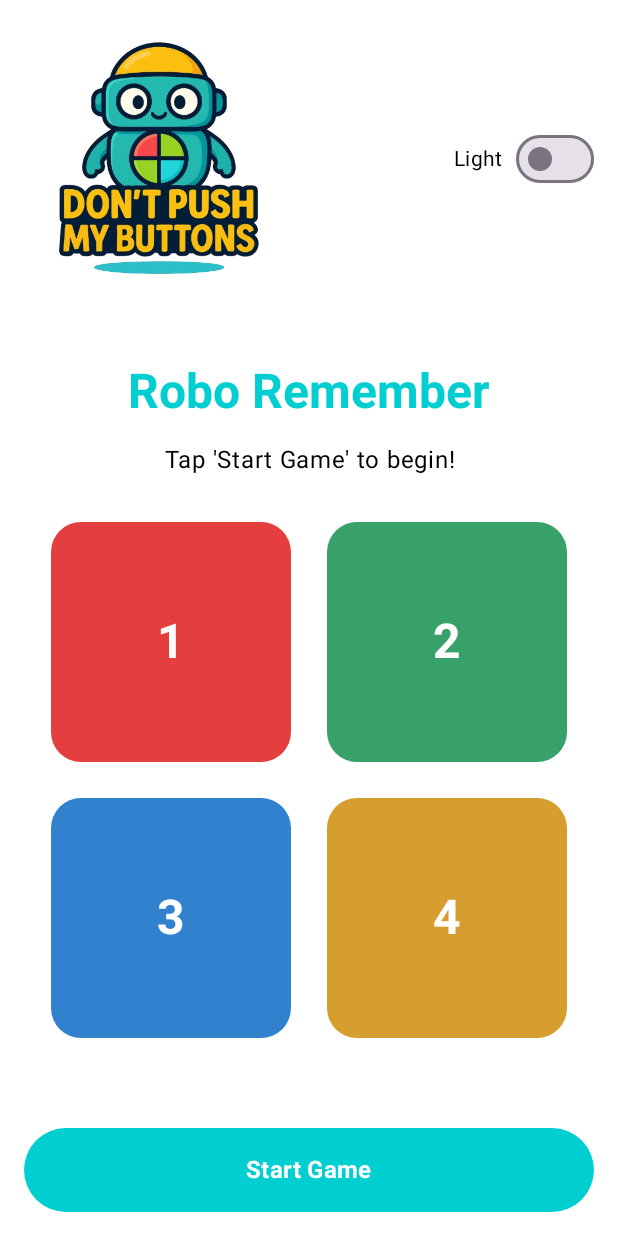
After one commit to EmiSadler/DontPushMyButtons, an Android app built with Jetpack Compose: the RoboRemember screen opened directly, with no data from a screen before it, on a phone screen of 412 x 824 dp. The commit adds this screen. Run offline under Robolectric (Android 15) with nearby library versions, the phone set to English and light mode, and no system bars.

Commit message:
RoboRemember

```diff
--- /dev/null
+++ b/app/src/main/java/RoboRemember/RoboRemember.kt
@@ -0,0 +1,393 @@
+package RoboRemember
+
+import android.content.Context
+import android.content.Intent
+import android.os.Build
+import android.os.Bundle
+import android.os.VibrationEffect
+import android.os.Vibrator
+import android.os.VibratorManager
+import androidx.activity.ComponentActivity
+import androidx.activity.compose.setContent
+import androidx.activity.enableEdgeToEdge
+import androidx.compose.foundation.Image
+import androidx.compose.foundation.background
+import androidx.compose.foundation.clickable
+import androidx.compose.foundation.isSystemInDarkTheme
+import androidx.compose.foundation.layout.Arrangement
+import androidx.compose.foundation.layout.Box
+import androidx.compose.foundation.layout.Column
+import androidx.compose.foundation.layout.Row
+import androidx.compose.foundation.layout.Spacer
+import androidx.compose.foundation.layout.fillMaxSize
+import androidx.compose.foundation.layout.fillMaxWidth
+import androidx.compose.foundation.layout.height
+import androidx.compose.foundation.layout.padding
+import androidx.compose.foundation.layout.size
+import androidx.compose.foundation.layout.width
+import androidx.compose.foundation.shape.RoundedCornerShape
+import androidx.compose.material3.Button
+import androidx.compose.material3.ButtonDefaults
+import androidx.compose.material3.MaterialTheme
+import androidx.compose.material3.Surface
+import androidx.compose.material3.Switch
+import androidx.compose.material3.Text
+import androidx.compose.runtime.Composable
+import androidx.compose.runtime.LaunchedEffect
+import androidx.compose.runtime.getValue
+import androidx.compose.runtime.mutableIntStateOf
+import androidx.compose.runtime.mutableStateOf
+import androidx.compose.runtime.remember
+import androidx.compose.runtime.saveable.rememberSaveable
+import androidx.compose.runtime.setValue
+import androidx.compose.ui.Alignment
+import androidx.compose.ui.Modifier
+import androidx.compose.ui.draw.clip
+import androidx.compose.ui.graphics.Color
+import androidx.compose.ui.platform.LocalContext
+import androidx.compose.ui.res.painterResource
+import androidx.compose.ui.text.font.FontWeight
+import androidx.compose.ui.text.style.TextAlign
+import androidx.compose.ui.unit.dp
+import com.example.dontpushmybuttons.HomeActivity
+import com.example.dontpushmybuttons.R
+import com.example.dontpushmybuttons.ui.theme.DontPushMyButtonsTheme
+import kotlinx.coroutines.delay
+
+class RoboRemember : ComponentActivity() {
+    override fun onCreate(savedInstanceState: Bundle?) {
+        super.onCreate(savedInstanceState)
+        enableEdgeToEdge()
+        setContent {
+            val systemDarkTheme = isSystemInDarkTheme()
+            var isDarkTheme by rememberSaveable {
+                mutableStateOf(systemDarkTheme)
+            }
+
+            DontPushMyButtonsTheme(darkTheme = isDarkTheme) {
+                Surface(
+                    modifier = Modifier.fillMaxSize(),
+                    color = MaterialTheme.colorScheme.background
+                ) {
+                    RoboRememberGame(
+                        isDarkTheme = isDarkTheme,
+                        onThemeChange = { isDarkTheme = it }
+                    )
+                }
+            }
+        }
+    }
+}
+
+enum class GameState {
+    READY, SHOWING_SEQUENCE, WAITING_FOR_INPUT, GAME_OVER
+}
+
+enum class ButtonColor(val normal: Color, val lit: Color) {
+    RED(Color(0xFFE53E3E), Color(0xFFFF6B6B)),
+    GREEN(Color(0xFF38A169), Color(0xFF68D391)),
+    BLUE(Color(0xFF3182CE), Color(0xFF63B3ED)),
+    YELLOW(Color(0xFFD69E2E), Color(0xFFF6E05E))
+}
+
+@Composable
+fun RoboRememberGame(
+    isDarkTheme: Boolean,
+    onThemeChange: (Boolean) -> Unit
+) {
+    var gameState by remember { mutableStateOf(GameState.READY) }
+    var score by remember { mutableIntStateOf(0) }
+    var currentSequence by remember { mutableStateOf(listOf<Int>()) }
+    var playerInput by remember { mutableStateOf(listOf<Int>()) }
+    var currentlyLit by remember { mutableIntStateOf(-1) }
+    var showingIndex by remember { mutableIntStateOf(0) }
+
+    Column(
+        modifier = Modifier
+            .fillMaxSize()
+            .padding(16.dp),
+        horizontalAlignment = Alignment.CenterHorizontally
+    ) {
+        // Header with theme switch and logo
+        Row(
+            modifier = Modifier.fillMaxWidth(),
+            horizontalArrangement = Arrangement.SpaceBetween,
+            verticalAlignment = Alignment.CenterVertically
+        ) {
+            AppLogo(
+                modifier = Modifier.size(180.dp) // 3x larger (was 60.dp)
+            )
+
+            Row(
+                verticalAlignment = Alignment.CenterVertically
+            ) {
+                Text(
+                    text = if (isDarkTheme) "Dark" else "Light",
+                    style = MaterialTheme.typography.bodyMedium
+                )
+                Spacer(modifier = Modifier.width(8.dp))
+                Switch(
+                    checked = isDarkTheme,
+                    onCheckedChange = onThemeChange
+                )
+            }
+        }
+
+        // Use weight to center the game content vertically
+        Spacer(modifier = Modifier.weight(0.3f))
+
+        // Game Title
+        Text(
+            text = "Robo Remember",
+            style = MaterialTheme.typography.headlineLarge,
+            fontWeight = FontWeight.Bold,
+            color = MaterialTheme.colorScheme.primary
+        )
+
+        Spacer(modifier = Modifier.height(16.dp))
+
+        // Score display
+        if (gameState != GameState.READY) {
+            Text(
+                text = "Score: $score",
+                style = MaterialTheme.typography.headlineMedium,
+                color = MaterialTheme.colorScheme.onSurface
+            )
+            Spacer(modifier = Modifier.height(16.dp))
+        }
+
+        // Game status text
+        val statusText = when (gameState) {
+            GameState.READY -> "Tap 'Start Game' to begin!"
+            GameState.SHOWING_SEQUENCE -> "Watch the sequence..."
+            GameState.WAITING_FOR_INPUT -> "Repeat the sequence!"
+            GameState.GAME_OVER -> "Game Over! Final Score: $score"
+        }
+
+        Text(
+            text = statusText,
+            style = MaterialTheme.typography.bodyLarge,
+            textAlign = TextAlign.Center,
+            color = MaterialTheme.colorScheme.onSurface,
+            modifier = Modifier.padding(horizontal = 16.dp)
+        )
+
+        Spacer(modifier = Modifier.height(32.dp))
+
+        // Game buttons grid (2x2) - Made larger and better centered
+        Column(
+            horizontalAlignment = Alignment.CenterHorizontally,
+            verticalArrangement = Arrangement.spacedBy(24.dp) // Increased spacing
+        ) {
+            Row(
+                horizontalArrangement = Arrangement.spacedBy(24.dp) // Increased spacing
+            ) {
+                SimonButton(
+                    buttonId = 0,
+                    color = ButtonColor.RED,
+                    isLit = currentlyLit == 0,
+                    isEnabled = gameState == GameState.WAITING_FOR_INPUT,
+                    onClick = {
+                        handleButtonClick(0, gameState, currentSequence, playerInput, score) { newState, newPlayerInput, newScore, newSequence ->
+                            gameState = newState
+                            playerInput = newPlayerInput
+                            score = newScore
+                            currentSequence = newSequence
+                        }
+                    }
+                )
+                SimonButton(
+                    buttonId = 1,
+                    color = ButtonColor.GREEN,
+                    isLit = currentlyLit == 1,
+                    isEnabled = gameState == GameState.WAITING_FOR_INPUT,
+                    onClick = {
+                        handleButtonClick(1, gameState, currentSequence, playerInput, score) { newState, newPlayerInput, newScore, newSequence ->
+                            gameState = newState
+                            playerInput = newPlayerInput
+                            score = newScore
+                            currentSequence = newSequence
+                        }
+                    }
+                )
+            }
+            Row(
+                horizontalArrangement = Arrangement.spacedBy(24.dp) // Increased spacing
+            ) {
+                SimonButton(
+                    buttonId = 2,
+                    color = ButtonColor.BLUE,
+                    isLit = currentlyLit == 2,
+                    isEnabled = gameState == GameState.WAITING_FOR_INPUT,
+                    onClick = {
+                        handleButtonClick(2, gameState, currentSequence, playerInput, score) { newState, newPlayerInput, newScore, newSequence ->
+                            gameState = newState
+                            playerInput = newPlayerInput
+                            score = newScore
+                            currentSequence = newSequence
+                        }
+                    }
+                )
+                SimonButton(
+                    buttonId = 3,
+                    color = ButtonColor.YELLOW,
+                    isLit = currentlyLit == 3,
+                    isEnabled = gameState == GameState.WAITING_FOR_INPUT,
+                    onClick = {
+                        handleButtonClick(3, gameState, currentSequence, playerInput, score) { newState, newPlayerInput, newScore, newSequence ->
+                            gameState = newState
+                            playerInput = newPlayerInput
+                            score = newScore
+                            currentSequence = newSequence
+                        }
+                    }
+                )
+            }
+        }
+
+        // Add weight to center vertically and push Start button to bottom
+        Spacer(modifier = Modifier.weight(0.4f))
+
+        // Start/Restart button
+        Button(
+            onClick = {
+                // Start new game
+                currentSequence = listOf((0..3).random())
+                playerInput = emptyList()
+                score = 0
+                gameState = GameState.SHOWING_SEQUENCE
+                showingIndex = 0
+            },
+            modifier = Modifier
+                .fillMaxWidth()
+                .height(56.dp),
+            colors = ButtonDefaults.buttonColors(
+                containerColor = MaterialTheme.colorScheme.primary
+            )
+        ) {
+            Text(
+                text = if (gameState == GameState.READY || gameState == GameState.GAME_OVER) "Start Game" else "Restart",
+                style = MaterialTheme.typography.titleMedium,
+                fontWeight = FontWeight.Bold
+            )
+        }
+    }
+
+    // Handle sequence showing
+    LaunchedEffect(gameState, showingIndex, currentSequence) {
+        if (gameState == GameState.SHOWING_SEQUENCE) {
+            if (showingIndex < currentSequence.size) {
+                delay(600) // Pause between buttons
+                currentlyLit = currentSequence[showingIndex]
+                delay(600) // Keep button lit
+                currentlyLit = -1
+                delay(200) // Brief pause
+                showingIndex++
+            } else {
+                // Sequence shown, wait for player input
+                gameState = GameState.WAITING_FOR_INPUT
+                showingIndex = 0
+            }
+        }
+    }
+}
+
+@Composable
+fun SimonButton(
+    buttonId: Int,
+    color: ButtonColor,
+    isLit: Boolean,
+    isEnabled: Boolean,
+    onClick: () -> Unit
+) {
+    val context = LocalContext.current
+
+    Box(
+        modifier = Modifier
+            .size(160.dp) // Made larger (was 120.dp)
+            .clip(RoundedCornerShape(20.dp)) // Increased corner radius
+            .background(if (isLit) color.lit else color.normal)
+            .clickable(enabled = isEnabled) {
+                // Add haptic feedback when button is pressed during input
+                if (isEnabled) {
+                    performHapticFeedback(context)
+                }
+                onClick()
+            },
+        contentAlignment = Alignment.Center
+    ) {
+        // Button number text - Made larger
+        Text(
+            text = "${buttonId + 1}",
+            color = Color.White,
+            style = MaterialTheme.typography.headlineLarge, // Made larger (was headlineMedium)
+            fontWeight = FontWeight.Bold
+        )
+    }
+}
+
+@Composable
+fun AppLogo(modifier: Modifier = Modifier) {
+    val context = LocalContext.current
+
+    Image(
+        painter = painterResource(id = R.drawable.logo),
+        contentDescription = "App Logo",
+        modifier = modifier
+            .clickable {
+                val intent = Intent(context, HomeActivity::class.java)
+                context.startActivity(intent)
+            }
+    )
+}
+
+// Helper function to perform haptic feedback
+fun performHapticFeedback(context: Context) {
+    val vibrator = if (Build.VERSION.SDK_INT >= Build.VERSION_CODES.S) {
+        val vibratorManager = context.getSystemService(Context.VIBRATOR_MANAGER_SERVICE) as VibratorManager
+        vibratorManager.defaultVibrator
+    } else {
+        @Suppress("DEPRECATION")
+        context.getSystemService(Context.VIBRATOR_SERVICE) as Vibrator
+    }
+
+    if (Build.VERSION.SDK_INT >= Build.VERSION_CODES.O) {
+        // Modern haptic feedback with more control (50ms vibration)
+        vibrator.vibrate(VibrationEffect.createOneShot(50, VibrationEffect.DEFAULT_AMPLITUDE))
+    } else {
+        // Legacy vibration for older devices
+        @Suppress("DEPRECATION")
+        vibrator.vibrate(50)
+    }
+}
+
+fun handleButtonClick(
+    buttonId: Int,
+    gameState: GameState,
+    currentSequence: List<Int>,
+    playerInput: List<Int>,
+    score: Int,
+    onStateChange: (GameState, List<Int>, Int, List<Int>) -> Unit
+) {
+    if (gameState != GameState.WAITING_FOR_INPUT) return
+
+    val newPlayerInput = playerInput + buttonId
+
+    // Check if this button is correct
+    if (buttonId != currentSequence[playerInput.size]) {
+        // Wrong button - game over
+        onStateChange(GameState.GAME_OVER, emptyList(), score, currentSequence)
+        return
+    }
+
+    // Check if sequence is complete
+    if (newPlayerInput.size == currentSequence.size) {
+        // Sequence complete - add new button and show next sequence
+        val newScore = score + 1
+        val newSequence = currentSequence + (0..3).random()
+        onStateChange(GameState.SHOWING_SEQUENCE, emptyList(), newScore, newSequence)
+    } else {
+        // Continue with current sequence
+        onStateChange(GameState.WAITING_FOR_INPUT, newPlayerInput, score, currentSequence)
+    }
+}
```
Also changed, not shown: app/src/main/AndroidManifest.xml (+9 -0 lines), app/src/main/java/SassySwitches/SassySwitches.kt (+11 -1 lines), app/src/main/java/com/example/dontpushmybuttons/HomeActivity.kt (+8 -6 lines).
